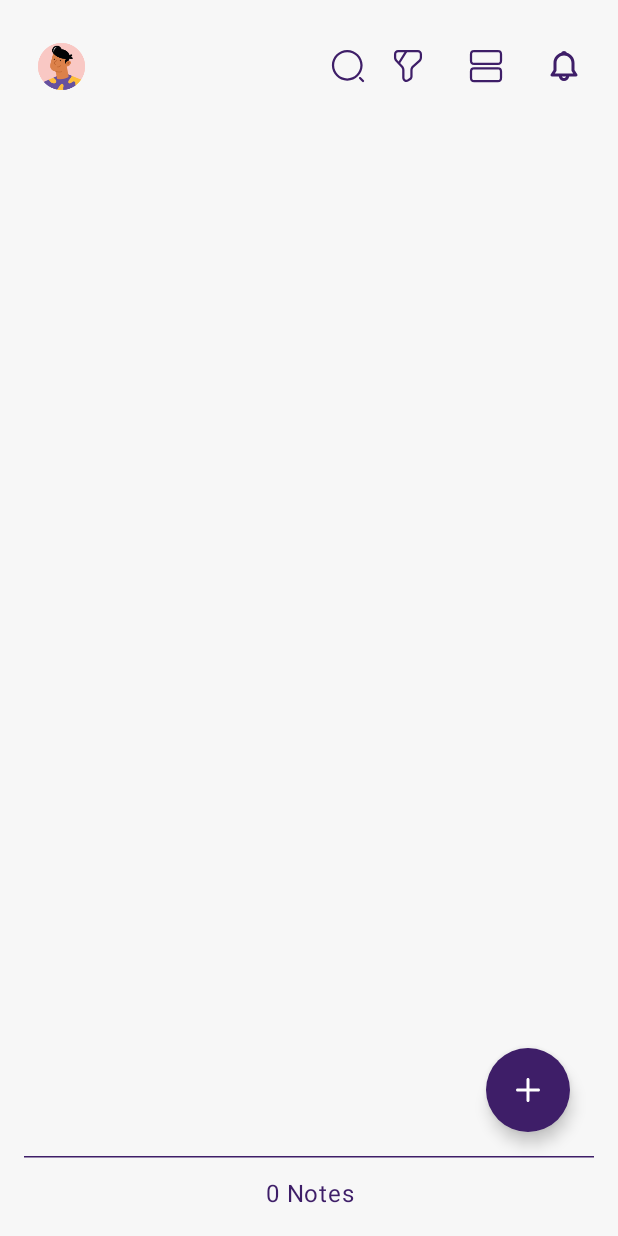
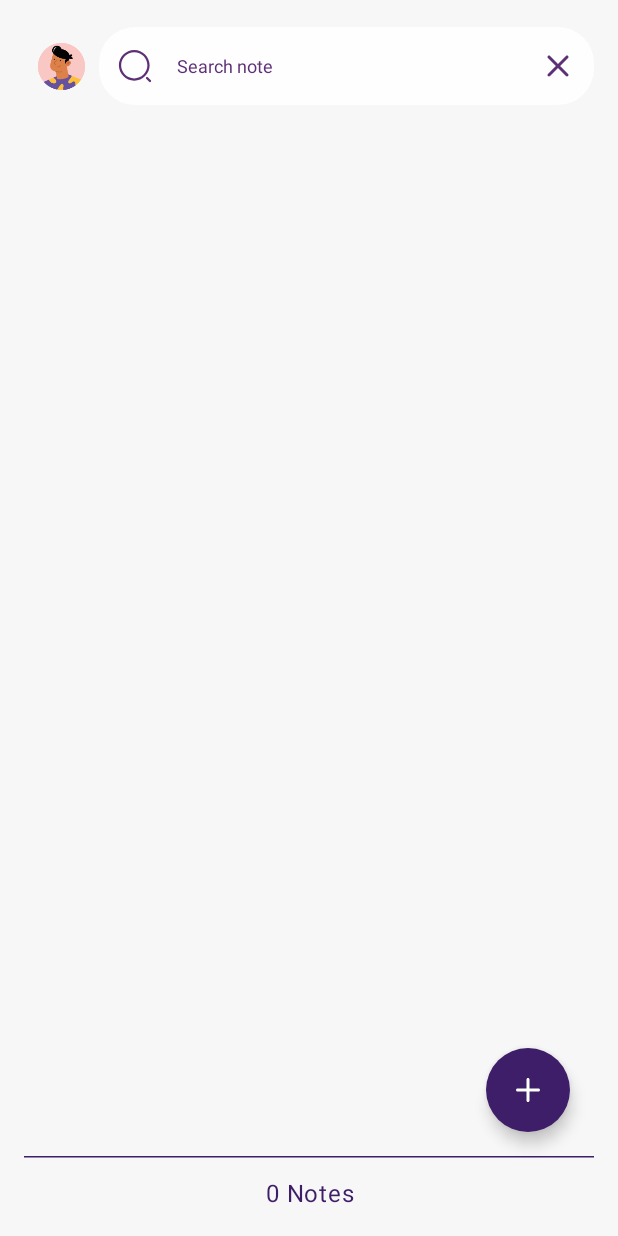
Before and after one commit to MahboubehSeyedpour/NoteApp, an Android app built with Jetpack Compose: the screen it shows after launch (MainActivity), after a tap on "Search note", on a phone screen of 412 x 824 dp. Run offline under Robolectric (Android 15) with nearby library versions, the phone set to English and light mode, and no system bars; our stand-ins replace Dagger/Hilt's generated code, Room's generated code.

Commit message:
feat(home): animate actions row into expanding search bar from end

```diff
--- a/app/build.gradle.kts
+++ b/app/build.gradle.kts
@@ -11,11 +11,11 @@ android {
     compileSdk = 36
 
     defaultConfig {
-        applicationId = "com.example.noteapp"
+        applicationId = "com.app.noteapp"
         minSdk = 24
         targetSdk = 36
-        versionCode = 23
-        versionName = "0.0.1"
+        versionCode = 2
+        versionName = "0.0.2"
 
         testInstrumentationRunner = "androidx.test.runner.AndroidJUnitRunner"
         vectorDrawables {
--- /dev/null
+++ b/app/src/main/java/com/app/noteapp/presentation/components/CustomSearchBar.kt
@@ -0,0 +1,80 @@
+package com.app.noteapp.presentation.components
+
+import androidx.compose.foundation.layout.fillMaxWidth
+import androidx.compose.foundation.layout.height
+import androidx.compose.foundation.shape.RoundedCornerShape
+import androidx.compose.material3.Icon
+import androidx.compose.material3.IconButton
+import androidx.compose.material3.MaterialTheme
+import androidx.compose.material3.Text
+import androidx.compose.material3.TextField
+import androidx.compose.material3.TextFieldDefaults
+import androidx.compose.runtime.Composable
+import androidx.compose.ui.Modifier
+import androidx.compose.ui.graphics.Color
+import androidx.compose.ui.graphics.vector.ImageVector
+import androidx.compose.ui.res.stringResource
+import androidx.compose.ui.res.vectorResource
+import androidx.compose.ui.text.TextStyle
+import androidx.compose.ui.unit.dp
+import androidx.compose.ui.unit.sp
+import com.app.noteapp.R
+
+@Composable
+fun CustomSearchBar(
+    value: String,
+    onValueChange: (String) -> Unit,
+    onSearchClick: () -> Unit,
+    onClose: () -> Unit,
+) {
+    val shape = RoundedCornerShape(24.dp)
+
+    TextField(
+        value = value,
+        onValueChange = onValueChange,
+        modifier = Modifier
+            .fillMaxWidth()
+            .height(52.dp),
+        shape = shape,
+        singleLine = true,
+        leadingIcon = {
+            IconButton(onClick = onSearchClick) {
+                Icon(
+                    imageVector = ImageVector.vectorResource(R.drawable.ic_search),
+                    contentDescription = stringResource(R.string.search_note)
+                )
+            }
+        },
+        trailingIcon = {
+            IconButton(
+                onClick = {
+                    onValueChange("")
+                    onClose()
+                }) {
+                Icon(
+                    imageVector = ImageVector.vectorResource(R.drawable.ic_close),
+                    contentDescription = stringResource(R.string.close)
+                )
+            }
+        },
+        placeholder = {
+            Text(
+                text = stringResource(R.string.search_note),
+                style = TextStyle.Default.copy (
+                    fontSize = 12.sp
+                )
+            )
+        },
+        colors = TextFieldDefaults.colors(
+            focusedContainerColor = MaterialTheme.colorScheme.surface,
+            unfocusedContainerColor = MaterialTheme.colorScheme.surface,
+            disabledContainerColor = MaterialTheme.colorScheme.surface,
+            focusedIndicatorColor = Color.Transparent,
+            unfocusedIndicatorColor = Color.Transparent,
+            disabledIndicatorColor = Color.Transparent,
+        ),
+        textStyle = TextStyle.Default.copy (
+            fontSize = 12.sp
+        )
+    )
+}
--- a/app/src/main/java/com/app/noteapp/presentation/screens/home/components/TopBar.kt
+++ b/app/src/main/java/com/app/noteapp/presentation/screens/home/components/TopBar.kt
@@ -1,5 +1,8 @@
 package com.app.noteapp.presentation.screens.home.components
 
+import androidx.compose.animation.AnimatedVisibility
+import androidx.compose.animation.fadeIn
+import androidx.compose.animation.fadeOut
 import androidx.compose.foundation.Image
 import androidx.compose.foundation.background
 import androidx.compose.foundation.clickable
@@ -34,6 +37,7 @@ import androidx.compose.ui.res.vectorResource
 import androidx.compose.ui.unit.dp
 import com.app.noteapp.R
 import com.app.noteapp.core.enums.LayoutMode
+import com.app.noteapp.presentation.components.CustomSearchBar
 
 @Composable
 fun TopBar(
@@ -106,25 +110,26 @@ fun Actions(
     onFilterClick: () -> Unit,
     isFilterActive: Boolean,
 ) {
-
     var searchExpanded by rememberSaveable { mutableStateOf(false) }
 
+    AnimatedVisibility(
+        visible = !searchExpanded, enter = fadeIn(), exit = fadeOut()
+    ) {
         Row(
             modifier = Modifier.fillMaxWidth(),
             verticalAlignment = Alignment.CenterVertically,
             horizontalArrangement = Arrangement.End
         ) {
+
             IconButton(
-            onClick = { searchExpanded = true }, modifier = Modifier.size(40.dp)
+                onClick = { searchExpanded = !searchExpanded }, modifier = Modifier.size(40.dp)
             ) {
                 Icon(
                     imageVector = ImageVector.vectorResource(R.drawable.ic_search),
                     contentDescription = stringResource(R.string.search_note)
                 )
             }
-
             BadgedBox(
-            modifier = Modifier.size(40.dp),
                 badge = {
                     if (isFilterActive) {
                         Badge(
@@ -132,9 +137,10 @@ fun Actions(
                             containerColor = MaterialTheme.colorScheme.error
                         )
                     }
-            }
+                }) {
+                IconButton(
+                    onClick = onFilterClick, modifier = Modifier.size(40.dp)
                 ) {
-            IconButton(onClick = onFilterClick, modifier = Modifier.matchParentSize()) {
                     Icon(
                         imageVector = ImageVector.vectorResource(R.drawable.ic_filter),
                         contentDescription = stringResource(R.string.search_note)
@@ -143,7 +149,8 @@ fun Actions(
             }
 
             IconButton(
-            onClick = onGridToggleClicked, modifier = Modifier
+                onClick = onGridToggleClicked,
+                modifier = Modifier
                     .padding(start = 12.dp)
                     .size(40.dp)
             ) {
@@ -168,3 +175,17 @@ fun Actions(
             }
         }
     }
+
+    AnimatedVisibility(
+        visible = searchExpanded, enter = fadeIn(), exit = fadeOut()
+    ) {
+        CustomSearchBar(
+            value = query,
+            onValueChange = onSearchChange,
+            onSearchClick = { },
+            onClose = {
+                onSearchChange("")
+                searchExpanded = false
+            })
+    }
+}
```
Also changed, not shown: app/src/main/java/com/app/noteapp/presentation/components/CustomSearchField.kt (deleted, +0 -100 lines), 1 other file. Lines whose indentation alone changed are shown as unchanged.
